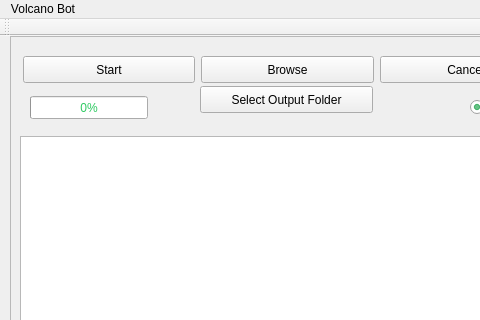
This is src/mainwindow.ui in UCD-SeniorDesign-VolcanobotTeam2015/volcanobot as Qt 5 draws it before an edit; both pictures show x 0 to 480 and y 0 to 320 of the 574 by 410 pixel window. The edited form follows.
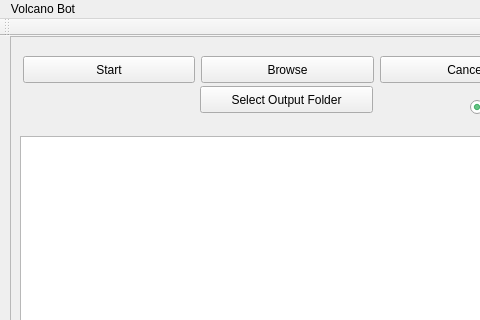
This is the edited form.

What changed in the file:
```diff
--- a/src/mainwindow.ui
+++ b/src/mainwindow.ui
@@ -97,19 +97,6 @@
      <bool>true</bool>
     </property>
    </widget>
-   <widget class="QProgressBar" name="progressBar">
-    <property name="geometry">
-     <rect>
-      <x>30</x>
-      <y>60</y>
-      <width>118</width>
-      <height>23</height>
-     </rect>
-    </property>
-    <property name="value">
-     <number>0</number>
-    </property>
-   </widget>
    <widget class="QFrame" name="frame">
     <property name="geometry">
      <rect>
```
Left out of the diff: 1 changed line with no effect on the pictures.
